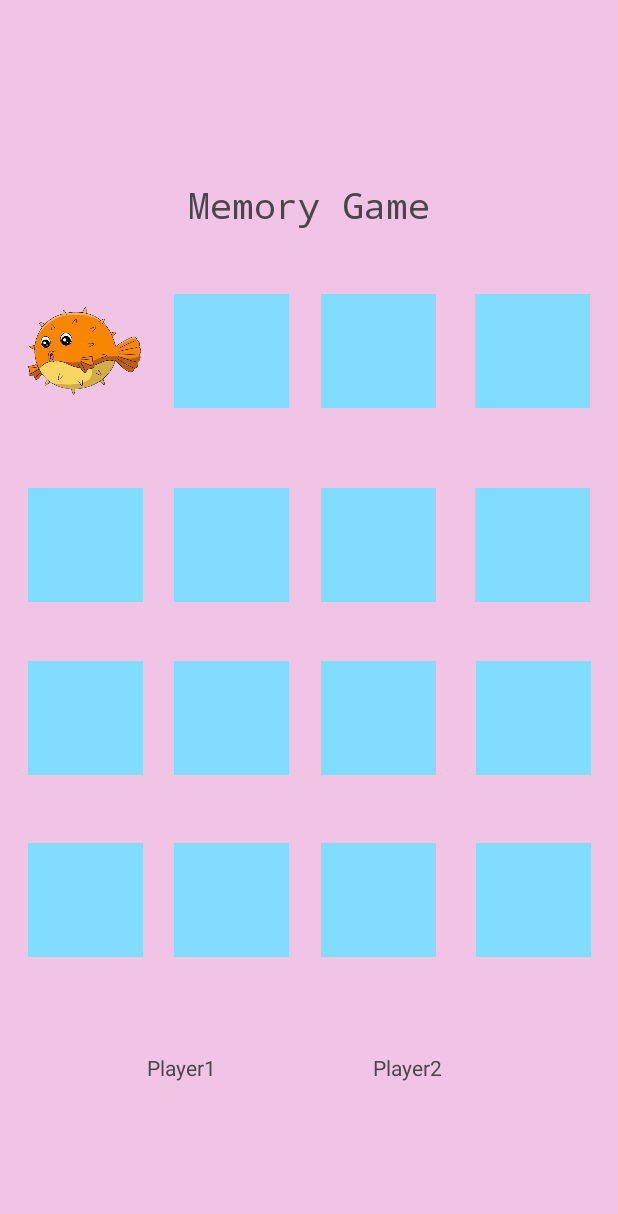
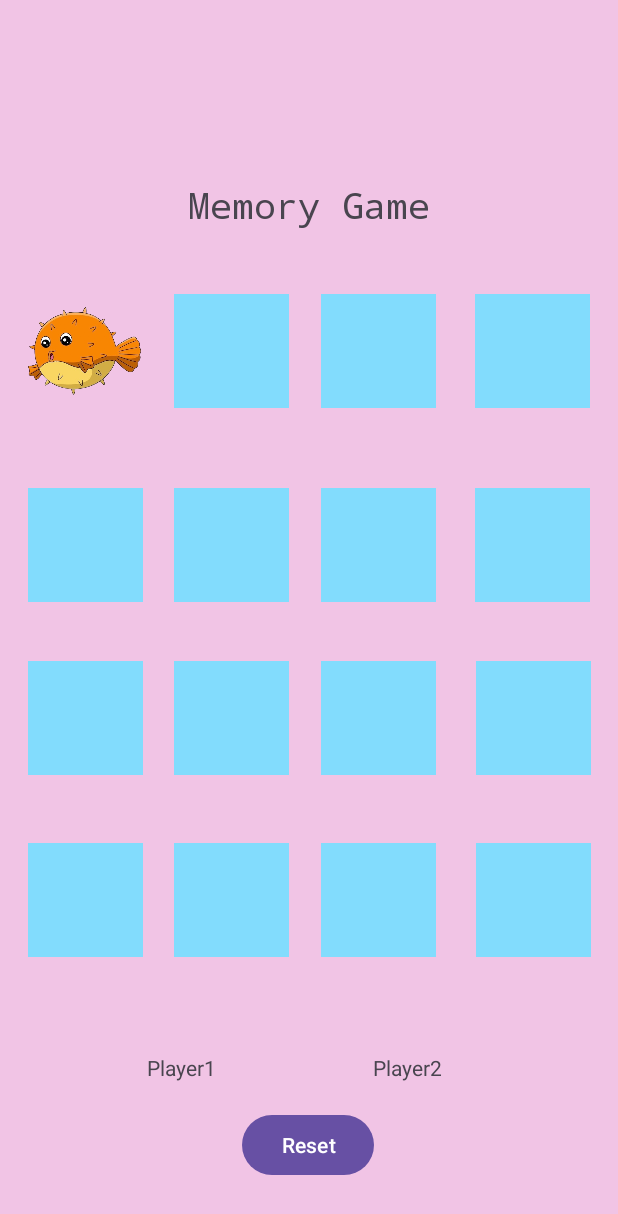
Before and after one commit to almasteinman/MemoryGame, an Android app: the screen it shows after launch (MainActivity), after a tap on "TODO", on a phone screen of 412 x 824 dp. Shown: the top 1214 px of the screen. Run offline under Robolectric (Android 15) with nearby library versions, the phone set to English and light mode, and no system bars.

Commit message:
reset button

```diff
--- a/app/src/main/java/com/example/memorygame/MainActivity.java
+++ b/app/src/main/java/com/example/memorygame/MainActivity.java
@@ -37,7 +37,7 @@ public class MainActivity extends AppCompatActivity {
 
     // First array - Image views
     private void fillImageViewsArray() {
-        for (int i = 0; i < 16; i++) {
+        for (int i = 0; i < imageViewsArray.length; i++) {
             int imageViewId = getResources().getIdentifier("imageview_card" + (i + 1), "id", getPackageName());
             imageViewsArray[i] = findViewById(imageViewId);
         }
@@ -45,7 +45,7 @@ public class MainActivity extends AppCompatActivity {
 
     // Second array - Drawables (Images) identifiers
     private void fillDrawablesArray() {
-        for (int i = 0; i < 16; i++) {
+        for (int i = 0; i < drawablesArray.length; i++) {
             // Fill in the drawable's identifier
             int drawableId = getResources().getIdentifier("card" + ((i % 8) + 1), "drawable", getPackageName());
             drawablesArray[i] = drawableId;
@@ -61,16 +61,13 @@ public class MainActivity extends AppCompatActivity {
 
     public void openCard(View view) throws InterruptedException {
         ImageView imageView = (ImageView) view;
-
         int id_of_imageview_in_array = 0;
-
-        for (int i = 0; i < 16; i++) {
+        for (int i = 0; i < imageViewsArray.length; i++) {
             if (imageViewsArray[i] == imageView) {
                 id_of_imageview_in_array = i;
                 break;
             }
         }
-
         imageView.setImageResource(drawablesArray[id_of_imageview_in_array]);
         count++;
         turnEnd1(imageView);
@@ -81,6 +78,24 @@ public class MainActivity extends AppCompatActivity {
         card1Closed.setImageResource(R.drawable.blue_card);
         ImageView card2Closed = findViewById(view.getId());
         card2Closed.setImageResource(R.drawable.blue_card);
+    }
+
+    public void reset(View view){
+        for (int i = 0; i < imageViewsArray.length; i++) {
+            imageViewsArray[i].setImageResource(R.drawable.blue_card);
+        }
+        fillImageViewsArray();
+        fillDrawablesArray();
+        shuffleDrawablesArray();
+        counterPlayer1=0;
+        counterPlayer2=0;
+        String p1 = String.valueOf(counterPlayer1);
+        TextView tv1 = findViewById(R.id.textView1);
+        tv1.setText("P1= " + p1.toString());
+        String p2 = String.valueOf(counterPlayer2);
+        TextView tv2 = findViewById(R.id.textView2);
+        tv2.setText("P2= " + p2.toString());
+
     }
 
     public void turnEnd1(ImageView imageView) throws InterruptedException {
@@ -99,7 +114,7 @@ public class MainActivity extends AppCompatActivity {
                     counterPlayer1++;
                     String p1 = String.valueOf(counterPlayer1);
                     TextView tv1 = findViewById(R.id.textView1);
-                    tv1.setText(p1.toString());
+                    tv1.setText("P1= " + p1.toString());
                     Log.e("XXXXX", "counterPlayer1 = " + counterPlayer1);
                     turn = "counterPlayer2";
                     Log.e("XXXXX", "counterPlayer2 turn:");
@@ -107,7 +122,7 @@ public class MainActivity extends AppCompatActivity {
                     counterPlayer2++;
                     String p2 = String.valueOf(counterPlayer2);
                     TextView tv2 = findViewById(R.id.textView2);
-                    tv2.setText(p2.toString());
+                    tv2.setText("P2= " + p2.toString());
                     Log.e("XXXXX", "counterPlayer2 = " + counterPlayer2);
                     turn = "counterPlayer1";
                     Log.e("XXXXX", "counterPlayer1 turn:");
@@ -122,10 +137,8 @@ public class MainActivity extends AppCompatActivity {
                     turn = "counterPlayer1";
                     Log.e("XXXXX", "counterPlayer1 turn:");
                 }
-
             }
             count = 0;
         }
-
     }
 }
--- a/app/src/main/res/layout/activity_main.xml
+++ b/app/src/main/res/layout/activity_main.xml
@@ -284,4 +284,19 @@
         app:layout_constraintStart_toStartOf="parent"
         app:layout_constraintTop_toTopOf="parent"
         app:layout_constraintVertical_bias="0.95" />
+
+    <Button
+        android:id="@+id/Button"
+        android:layout_width="wrap_content"
+        android:layout_height="wrap_content"
+        android:text="Reset"
+        android:onClick="reset"
+        app:layout_constraintBottom_toBottomOf="parent"
+        app:layout_constraintEnd_toEndOf="parent"
+        app:layout_constraintHorizontal_bias="0.498"
+        app:layout_constraintStart_toStartOf="parent"
+        app:layout_constraintTop_toTopOf="parent"
+        app:layout_constraintVertical_bias="0.953" />
+
+
 </androidx.constraintlayout.widget.ConstraintLayout>
```
